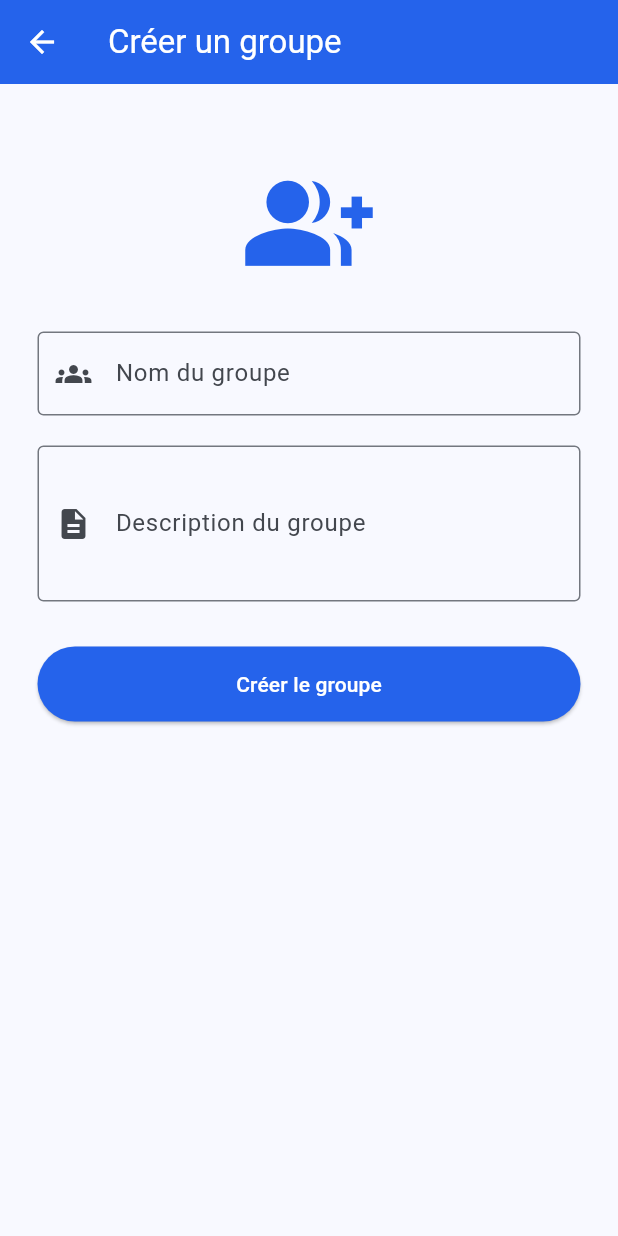
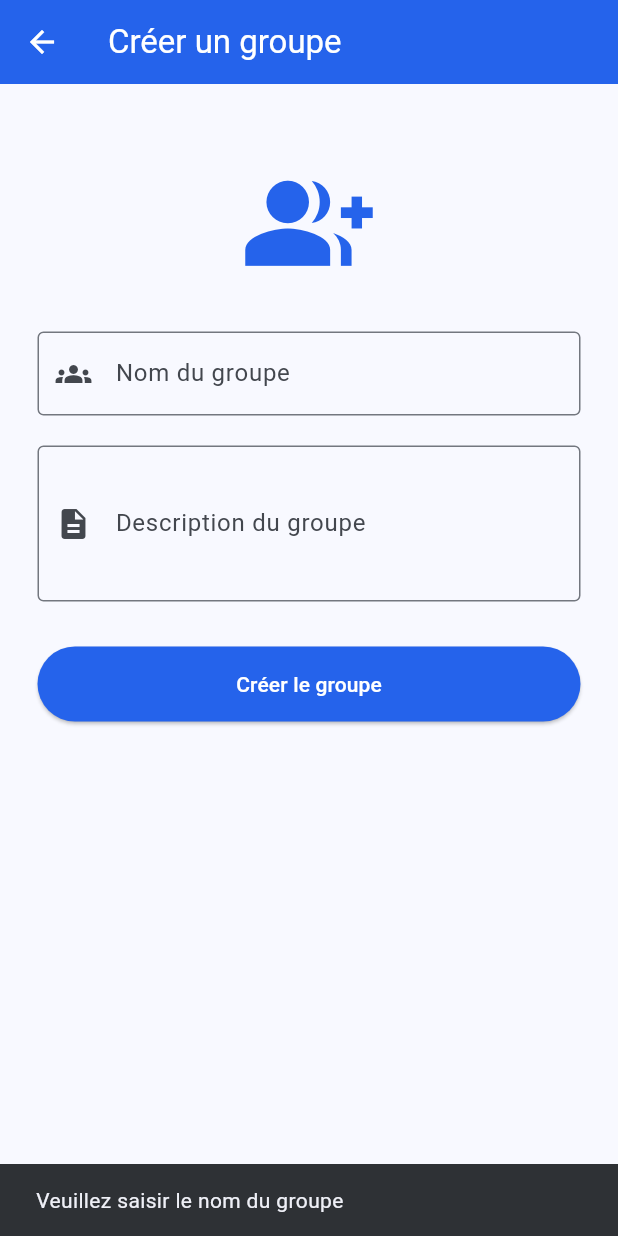
Before and after one commit to amanibenabdallah55-droid/depenses_partagees, a Flutter app: the CreateGroupScreen screen opened directly, after a tap on "Créer le groupe", on a phone screen of 412 x 824 dp. Run offline on Flutter 3.47's test engine with Material 3 defaults, Android fonts, the phone set to English and light mode, and no system bars; our stand-ins replace cloud_firestore, firebase_auth, firebase_core; accounts and stored records are empty.

Commit message:
Add group creation and Firestore groups display

```diff
--- a/lib/screens/create_group_screen.dart
+++ b/lib/screens/create_group_screen.dart
@@ -1,7 +1,74 @@
+
 import 'package:flutter/material.dart';
+import 'package:cloud_firestore/cloud_firestore.dart';
+import 'package:firebase_auth/firebase_auth.dart';
 
-class CreateGroupScreen extends StatelessWidget {
+class CreateGroupScreen extends StatefulWidget {
   const CreateGroupScreen({super.key});
+
+  @override
+  State<CreateGroupScreen> createState() => _CreateGroupScreenState();
+}
+
+class _CreateGroupScreenState extends State<CreateGroupScreen> {
+  final nameController = TextEditingController();
+  final descriptionController = TextEditingController();
+
+  bool isLoading = false;
+
+  Future<void> createGroup() async {
+    if (nameController.text.trim().isEmpty) {
+      ScaffoldMessenger.of(context).showSnackBar(
+        const SnackBar(content: Text('Veuillez saisir le nom du groupe')),
+      );
+      return;
+    }
+
+    final user = FirebaseAuth.instance.currentUser;
+
+    if (user == null) return;
+
+    setState(() {
+      isLoading = true;
+    });
+
+    try {
+      await FirebaseFirestore.instance.collection('groups').add({
+        'name': nameController.text.trim(),
+        'description': descriptionController.text.trim(),
+        'createdBy': user.uid,
+        'memberIds': [user.uid],
+        'createdAt': FieldValue.serverTimestamp(),
+      });
+
+      if (!mounted) return;
+
+      ScaffoldMessenger.of(context).showSnackBar(
+        const SnackBar(content: Text('Groupe créé avec succès !')),
+      );
+
+      Navigator.pop(context);
+    } catch (e) {
+      if (!mounted) return;
+
+      ScaffoldMessenger.of(context).showSnackBar(
+        SnackBar(content: Text('Erreur : $e')),
+      );
+    } finally {
+      if (mounted) {
+        setState(() {
+          isLoading = false;
+        });
+      }
+    }
+  }
+
+  @override
+  void dispose() {
+    nameController.dispose();
+    descriptionController.dispose();
+    super.dispose();
+  }
 
   @override
   Widget build(BuildContext context) {
@@ -11,52 +78,48 @@ class CreateGroupScreen extends StatelessWidget {
         backgroundColor: const Color(0xFF2563EB),
         foregroundColor: Colors.white,
       ),
-
       body: Padding(
         padding: const EdgeInsets.all(25),
         child: Column(
           children: [
             const SizedBox(height: 25),
-
             const Icon(
               Icons.group_add,
               size: 85,
               color: Color(0xFF2563EB),
             ),
-
             const SizedBox(height: 30),
-
-            const TextField(
-              decoration: InputDecoration(
+            TextField(
+              controller: nameController,
+              decoration: const InputDecoration(
                 labelText: 'Nom du groupe',
                 prefixIcon: Icon(Icons.groups),
                 border: OutlineInputBorder(),
               ),
             ),
-
             const SizedBox(height: 20),
-
-            const TextField(
+            TextField(
+              controller: descriptionController,
               maxLines: 3,
-              decoration: InputDecoration(
+              decoration: const InputDecoration(
                 labelText: 'Description du groupe',
                 prefixIcon: Icon(Icons.description),
                 border: OutlineInputBorder(),
               ),
             ),
-
             const SizedBox(height: 30),
-
             SizedBox(
               width: double.infinity,
               height: 50,
               child: ElevatedButton(
-                onPressed: () {},
+                onPressed: isLoading ? null : createGroup,
                 style: ElevatedButton.styleFrom(
                   backgroundColor: const Color(0xFF2563EB),
                   foregroundColor: Colors.white,
                 ),
-                child: const Text('Créer le groupe'),
+                child: isLoading
+                    ? const CircularProgressIndicator(color: Colors.white)
+                    : const Text('Créer le groupe'),
               ),
             ),
           ],
```
Also changed, not shown: lib/screens/groups_screen.dart (+79 -8 lines).
